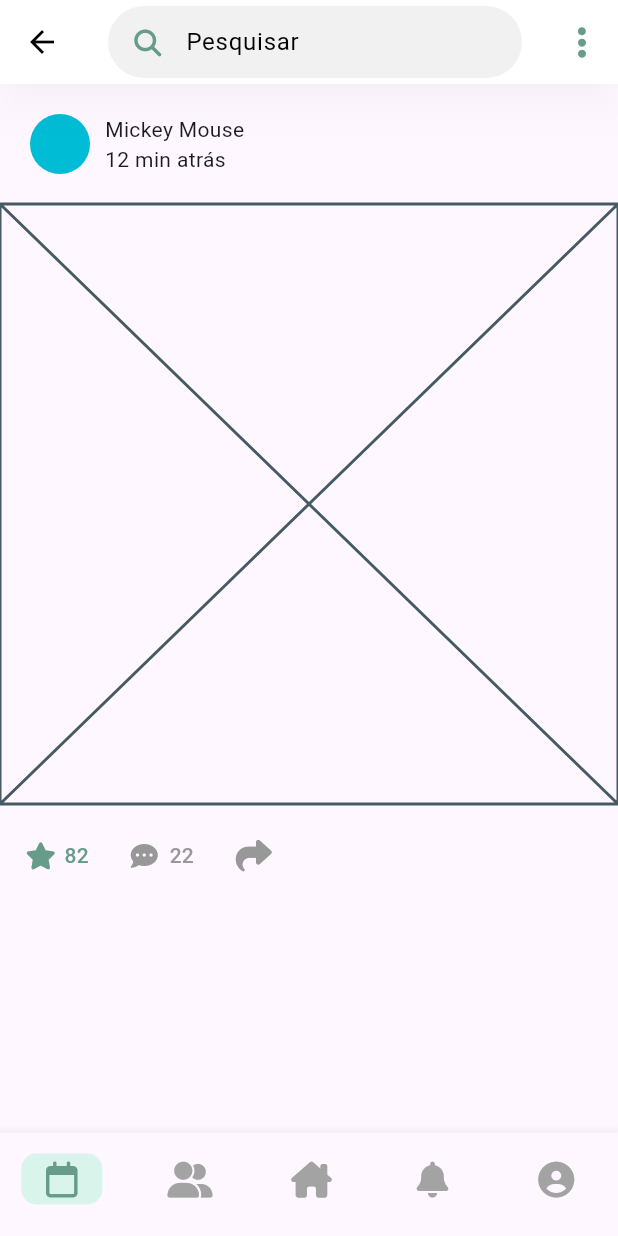
After one commit to flipeip/ze_draw, a Flutter app: the FeedTela screen opened by its route, on a phone screen of 412 x 824 dp. The commit adds this screen. Run offline on Flutter 3.47's test engine with Material 2 defaults, Android fonts, the phone set to English and light mode, and no system bars; our stand-ins replace flutter_svg, font_awesome_flutter, simple_gradient_text, supabase_flutter; accounts and stored records are empty.

Commit message:
Tela de Feed (Iniciando)

```diff
--- /dev/null
+++ b/lib/telas/feed/feed_inicial.dart
@@ -0,0 +1,102 @@
+import 'package:flutter/material.dart';
+import 'package:font_awesome_flutter/font_awesome_flutter.dart';
+import '../../widgets/campo_pesquisa.dart';
+
+class FeedTela extends StatelessWidget {
+  const FeedTela({super.key});
+
+  @override
+  Widget build(BuildContext context) {
+    return Scaffold(
+      appBar: AppBar(
+        title: const CampoPesquisa(label: 'Pesquisar'),
+        actions: [
+          IconButton(onPressed: (){}, icon: Icon(FontAwesomeIcons.ellipsisVertical), color: Color(0xFF679C8A)),
+        ],
+        shadowColor: Colors.black12,
+        elevation: 10,
+        surfaceTintColor: Colors.white,
+      ),
+      body: Post(),
+      bottomNavigationBar: BottomNavigationBar(
+        items: [
+          BottomNavigationBarItem(
+            icon: Container(
+              padding: EdgeInsets.symmetric(horizontal: 15, vertical: 5),
+              decoration: BoxDecoration(
+                color: Color(0xFFD9F4EB),
+                borderRadius: BorderRadius.circular(10)
+              ),
+              child: Icon(FontAwesomeIcons.calendar)
+            ),
+            label: '',
+          ),
+          BottomNavigationBarItem(
+            icon: Icon(FontAwesomeIcons.userGroup),
+            label: '',
+          ),
+          BottomNavigationBarItem(
+            icon: Icon(FontAwesomeIcons.houseChimney),
+            label: '',
+          ),
+          BottomNavigationBarItem(
+            icon: Icon(FontAwesomeIcons.solidBell),
+            label: '',
+          ),
+          BottomNavigationBarItem(
+            icon: Icon(FontAwesomeIcons.solidCircleUser),
+            label: '',
+          ),
+        ],
+        showSelectedLabels: false,
+        showUnselectedLabels: false,
+        unselectedItemColor: Color(0xffA3A3A3),
+        selectedItemColor: Color(0xFF679C8A),
+        type: BottomNavigationBarType.fixed,
+      ),
+    );
+  }
+}
+
+class Post extends StatelessWidget {
+  const Post({
+    super.key,
+  });
+
+  @override
+  Widget build(BuildContext context) {
+    return Column(children: [
+      Padding(
+        padding: const EdgeInsets.all(20),
+        child: Row(
+          children: [
+              CircleAvatar(backgroundColor: Colors.cyan,),
+              Padding(
+                padding: const EdgeInsets.only(left: 10),
+                child: Column(children: [
+                  Text('Mickey Mouse'),
+                  Text('12 min atrás'),
+                ],
+                crossAxisAlignment: CrossAxisAlignment.start,
+              ),
+            )
+          ]
+        ),
+      ),
+      Placeholder(),
+      Padding(padding: const EdgeInsets.symmetric(horizontal: 5, vertical: 10),
+        child:
+          Row(
+            children: [
+              Row(
+                children: [
+                TextButton.icon(onPressed: (){}, icon: Icon(FontAwesomeIcons.solidStar, color: Color(0xFF679C8A)), label: Text('82', style: TextStyle(color: Color(0xFF679C8A))),),
+                TextButton.icon(onPressed: (){}, icon: Icon(FontAwesomeIcons.solidCommentDots, color: Color(0xFF989898)), label: Text('22', style: TextStyle(color: Color(0xFF989898))),),
+                IconButton(onPressed: (){}, icon: Icon(FontAwesomeIcons.share), color: Color(0xFF989898)),
+              ],)
+            ]
+        )
+      )
+    ]);
+  }
+}
--- a/lib/telas/login/login_controlador.dart
+++ b/lib/telas/login/login_controlador.dart
@@ -3,6 +3,8 @@ import 'dart:developer';
 import 'package:flutter/widgets.dart';
 import 'package:ze_draw/api/autenticacao.dart';
 import 'package:ze_draw/telas/login/login_tela.dart';
+
+import '../rotas.dart';
 
 class LoginControlador extends StatefulWidget {
   final TextEditingController usuario = TextEditingController();
@@ -13,9 +15,10 @@ class LoginControlador extends StatefulWidget {
   @override
   State<LoginControlador> createState() => _LoginControladorState();
 
-  void logar() async {
+  void logar(BuildContext context) async {
     try {
       await Autenticacao.logar(usuario.text, senha.text);
+      Navigator.of(context).pushNamed(Rotas.feed);
       // TODO: Ir para tela de feed.
     } catch (e) {
       log(e.toString());
--- a/lib/telas/login/login_tela.dart
+++ b/lib/telas/login/login_tela.dart
@@ -77,7 +77,7 @@ class LoginTela extends StatelessWidget {
                   const SizedBox(height: 32),
                   BotaoEntrar(
                     texto: 'Entrar',
-                    aoClicar: controlador.logar,
+                    aoClicar: ()=>controlador.logar(context),
                   ),
                   const _Divisor(),
                   const EntrarComGoogle(),
--- a/lib/telas/rotas.dart
+++ b/lib/telas/rotas.dart
@@ -2,15 +2,18 @@ import 'package:flutter/material.dart';
 
 import 'login/login_controlador.dart';
 import 'cadastro/cadastro.dart';
+import 'feed/feed_inicial.dart';
 
 class Rotas {
   static const login = '/login';
   static const cadastro = '/cadastro';
+  static const feed = '/feed';
 
   static Map<String, Widget Function(BuildContext)> get rotas {
     return {
       login: (_) => LoginControlador(),
-      cadastro: (_) => const CadastroTela()
+      cadastro: (_) => const CadastroTela(),
+      feed: (_) => FeedTela(),
     };
   }
 }
--- /dev/null
+++ b/lib/widgets/campo_pesquisa.dart
@@ -0,0 +1,33 @@
+import 'package:font_awesome_flutter/font_awesome_flutter.dart';
+import 'package:flutter/material.dart';
+
+class CampoPesquisa extends StatefulWidget {
+  final String label;
+
+  const CampoPesquisa({
+    required this.label,
+    super.key,
+  });
+
+  @override
+  State<CampoPesquisa> createState() => _CampoPesquisaState();
+}
+
+class _CampoPesquisaState extends State<CampoPesquisa> {
+  @override
+  Widget build(BuildContext context) {
+    return TextFormField(
+      decoration: InputDecoration(
+          filled: true,
+          fillColor: Color(0XFFF1F1F1),
+          border: OutlineInputBorder(borderRadius: BorderRadius.circular(50), borderSide: BorderSide.none),
+          hintText: widget.label,
+          contentPadding: EdgeInsets.symmetric(horizontal: 15),
+          prefixIcon: Padding(
+            padding: const EdgeInsets.only(left: 15, right: 10),
+            child: Icon(FontAwesomeIcons.magnifyingGlass, color: Color(0xFF679C8A), size: 18,),
+          ),
+      ),
+    );
+  }
+}
```
Also changed, not shown: assets/images/calendar_event.svg (added).
